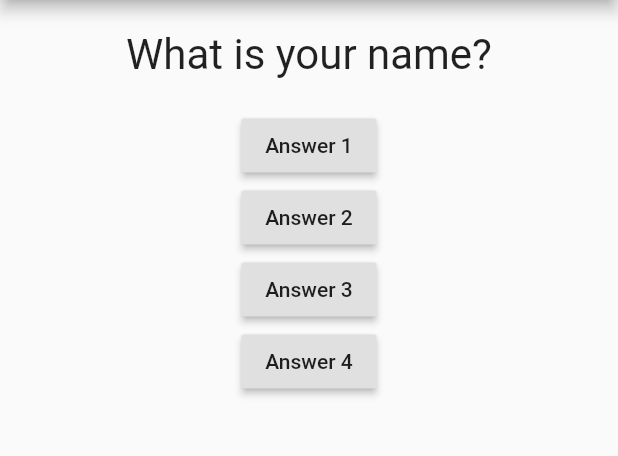
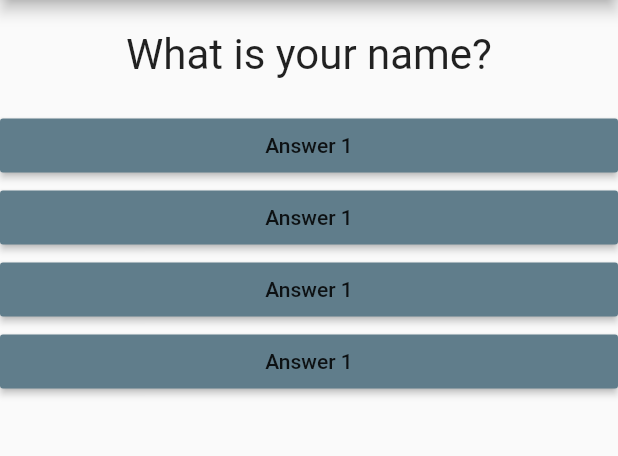
Before and after one commit to shahsanket2107/flutter_quiz_app, a Flutter app: the screen it shows after launch, on a phone screen of 412 x 824 dp, the part 84-540 px from its top. Run offline on Flutter 3.47's test engine with Material 2 defaults, Android fonts, the phone set to English and light mode, and no system bars.

```diff
--- /dev/null
+++ b/lib/answer.dart
@@ -0,0 +1,17 @@
+import 'package:flutter/material.dart';
+
+class Answer extends StatelessWidget {
+  final Function selectHandler;
+  Answer(this.selectHandler);
+  @override
+  Widget build(BuildContext context) {
+    return Container(
+      width: double.infinity,
+      child: RaisedButton(
+        color: Colors.blueGrey,
+        child: Text('Answer 1'),
+        onPressed: selectHandler,
+      ),
+    );
+  }
+}
--- a/lib/main.dart
+++ b/lib/main.dart
@@ -1,6 +1,7 @@
 import 'package:flutter/material.dart';
 
 import './question.dart';
+import './answer.dart';
 
 void main() => runApp(MyApp());
 
@@ -36,22 +37,10 @@ class _MyAppState extends State<MyApp> {
           body: Column(
             children: [
               Question(questions[questionIndex]),
-              RaisedButton(
-                child: Text('Answer 1'),
-                onPressed: answerQuestion,
-              ),
-              RaisedButton(
-                child: Text('Answer 2'),
-                onPressed: answerQuestion,
-              ),
-              RaisedButton(
-                child: Text('Answer 3'),
-                onPressed: answerQuestion,
-              ),
-              RaisedButton(
-                child: Text('Answer 4'),
-                onPressed: answerQuestion,
-              )
+              Answer(answerQuestion),
+              Answer(answerQuestion),
+              Answer(answerQuestion),
+              Answer(answerQuestion),
             ],
           )),
     );
```
